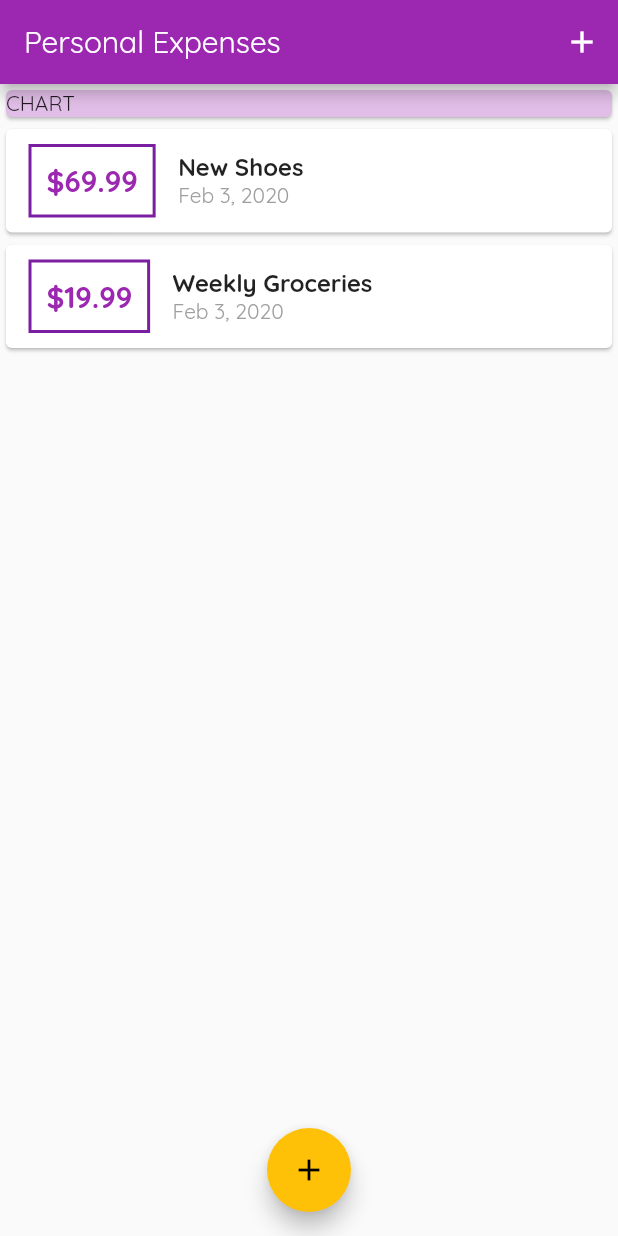
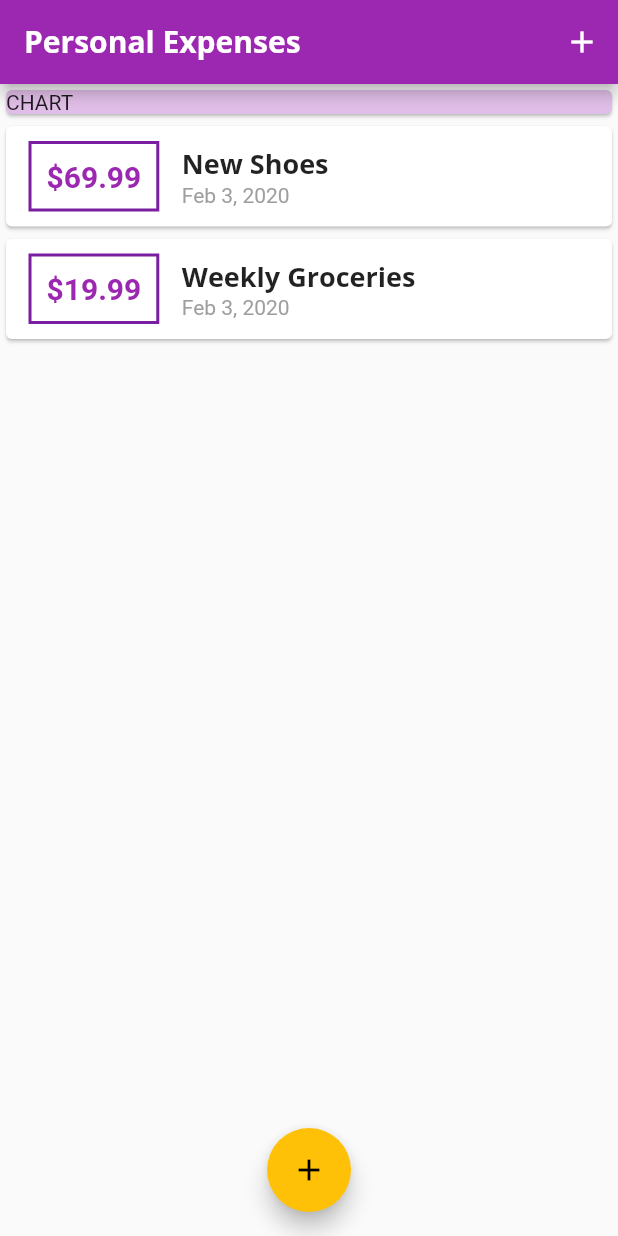
Before and after one commit to ahoulgour/personal_expenses_app, a Flutter app: the screen it shows after launch, on a phone screen of 412 x 824 dp. Run offline on Flutter 3.47's test engine with Material 2 defaults, Android fonts, the phone set to English and light mode, and no system bars.

Commit message:
apply themes to titles and whole app

```diff
--- a/lib/main.dart
+++ b/lib/main.dart
@@ -14,7 +14,27 @@ class MyApp extends StatelessWidget {
       theme: ThemeData(
         primarySwatch: Colors.purple,
         accentColor: Colors.amber,
-        fontFamily: 'Quicksand' // this name should match the name on pubspec.yaml file
+        // this name should match the name on pubspec.yaml
+        fontFamily: 'Quicksand',
+        textTheme: ThemeData.light().textTheme.copyWith(
+              title: TextStyle(
+                fontFamily: 'OpenSans',
+                fontWeight: FontWeight.bold,
+                fontSize: 18,
+              ),
+            ),
+
+        appBarTheme: AppBarTheme(
+          // theme for all bars of the app
+          textTheme: ThemeData.light().textTheme.copyWith(
+                // apply this style only to 'titles'
+                title: TextStyle(
+                  fontFamily: 'OpenSans',
+                  fontSize: 20,
+                  fontWeight: FontWeight.bold,
+                ),
+              ),
+        ),
       ),
     );
   }
--- a/lib/widgets/transaction_list.dart
+++ b/lib/widgets/transaction_list.dart
@@ -42,10 +42,7 @@ class TransactionList extends StatelessWidget {
                   children: <Widget>[
                     Text(
                       transactions[index].title,
-                      style: TextStyle(
-                        fontSize: 16,
-                        fontWeight: FontWeight.bold,
-                      ),
+                      style: Theme.of(context).textTheme.title, //copy titles theme
                     ),
                     Text(
                       DateFormat.yMMMd()
```
